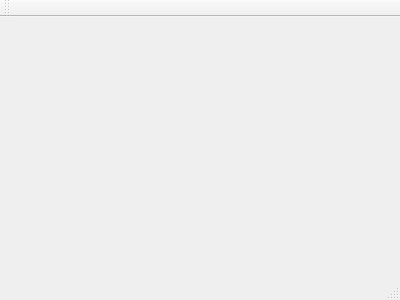
Above: mainwindow.ui from DanilCh/QtNotePad before the change. Below: the same form after it.
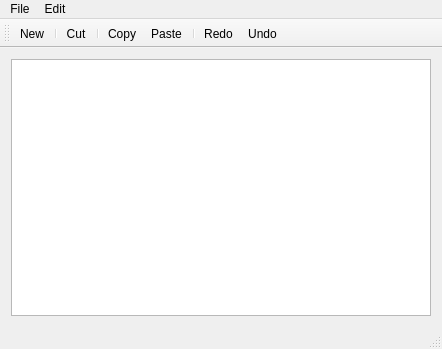
That is the form after the change. Icons and pictures are not drawn.

The edit to the form file:
```diff
--- a/mainwindow.ui
+++ b/mainwindow.ui
@@ -1,24 +1,156 @@
 <ui version="4.0">
  <class>MainWindow</class>
- <widget class="QMainWindow" name="MainWindow" >
-  <property name="geometry" >
+ <widget class="QMainWindow" name="MainWindow">
+  <property name="geometry">
    <rect>
     <x>0</x>
     <y>0</y>
-    <width>400</width>
-    <height>300</height>
+    <width>442</width>
+    <height>349</height>
    </rect>
   </property>
   <property name="windowTitle" >
    <string>MainWindow</string>
   </property>
-  <widget class="QMenuBar" name="menuBar" />
-  <widget class="QToolBar" name="mainToolBar" />
-  <widget class="QWidget" name="centralWidget" />
-  <widget class="QStatusBar" name="statusBar" />
+  <widget class="QWidget" name="centralWidget">
+   <layout class="QHBoxLayout" name="horizontalLayout">
+    <item>
+     <widget class="QTextEdit" name="textEdit"/>
+    </item>
+   </layout>
+  </widget>
+  <widget class="QMenuBar" name="menuBar">
+   <property name="geometry">
+    <rect>
+     <x>0</x>
+     <y>0</y>
+     <width>442</width>
+     <height>22</height>
+    </rect>
+   </property>
+   <widget class="QMenu" name="menuFile">
+    <property name="title">
+     <string>File</string>
+    </property>
+    <addaction name="actionNew"/>
+    <addaction name="actionOpen"/>
+    <addaction name="separator"/>
+    <addaction name="actionSave"/>
+    <addaction name="actionSave_As"/>
+   </widget>
+   <widget class="QMenu" name="menuEdit">
+    <property name="title">
+     <string>Edit</string>
+    </property>
+    <addaction name="actionCut"/>
+    <addaction name="actionCopy"/>
+    <addaction name="actionPaste"/>
+    <addaction name="separator"/>
+    <addaction name="actionRedo"/>
+    <addaction name="actionUndo"/>
+   </widget>
+   <addaction name="menuFile"/>
+   <addaction name="menuEdit"/>
+  </widget>
+  <widget class="QToolBar" name="mainToolBar">
+   <attribute name="toolBarArea">
+    <enum>TopToolBarArea</enum>
+   </attribute>
+   <attribute name="toolBarBreak">
+    <bool>false</bool>
+   </attribute>
+   <addaction name="actionNew"/>
+   <addaction name="separator"/>
+   <addaction name="actionCut"/>
+   <addaction name="separator"/>
+   <addaction name="actionCopy"/>
+   <addaction name="actionPaste"/>
+   <addaction name="separator"/>
+   <addaction name="actionRedo"/>
+   <addaction name="actionUndo"/>
+  </widget>
+  <widget class="QStatusBar" name="statusBar"/>
+  <action name="actionNew">
+   <property name="icon">
+    <iconset resource="resources.qrc">
+     <normaloff>:/rsc/add-documents.png</normaloff>:/rsc/add-documents.png</iconset>
+   </property>
+   <property name="text">
+    <string>New</string>
+   </property>
+  </action>
+  <action name="actionOpen">
+   <property name="icon">
+    <iconset resource="resources.qrc">
+     <normaloff>:/rsc/file-1.png</normaloff>:/rsc/file-1.png</iconset>
+   </property>
+   <property name="text">
+    <string>Open</string>
+   </property>
+  </action>
+  <action name="actionSave">
+   <property name="icon">
+    <iconset resource="resources.qrc">
+     <normaloff>:/rsc/save.png</normaloff>:/rsc/save.png</iconset>
+   </property>
+   <property name="text">
+    <string>Save</string>
+   </property>
+  </action>
+  <action name="actionSave_As">
+   <property name="text">
+    <string>Save As</string>
+   </property>
+  </action>
+  <action name="actionCut">
+   <property name="icon">
+    <iconset resource="resources.qrc">
+     <normaloff>:/rsc/cut.png</normaloff>:/rsc/cut.png</iconset>
+   </property>
+   <property name="text">
+    <string>Cut</string>
+   </property>
+  </action>
+  <action name="actionCopy">
+   <property name="icon">
+    <iconset resource="resources.qrc">
+     <normaloff>:/rsc/copy.png</normaloff>:/rsc/copy.png</iconset>
+   </property>
+   <property name="text">
+    <string>Copy</string>
+   </property>
+  </action>
+  <action name="actionPaste">
+   <property name="icon">
+    <iconset resource="resources.qrc">
+     <normaloff>:/rsc/paste-clipboard.png</normaloff>:/rsc/paste-clipboard.png</iconset>
+   </property>
+   <property name="text">
+    <string>Paste</string>
+   </property>
+  </action>
+  <action name="actionRedo">
+   <property name="icon">
+    <iconset resource="resources.qrc">
+     <normaloff>:/rsc/redo.png</normaloff>:/rsc/redo.png</iconset>
+   </property>
+   <property name="text">
+    <string>Redo</string>
+   </property>
+  </action>
+  <action name="actionUndo">
+   <property name="icon">
+    <iconset resource="resources.qrc">
+     <normaloff>:/rsc/undo.png</normaloff>:/rsc/undo.png</iconset>
+   </property>
+   <property name="text">
+    <string>Undo</string>
+   </property>
+  </action>
  </widget>
- <layoutDefault spacing="6" margin="11" />
- <pixmapfunction></pixmapfunction>
- <resources/>
+ <layoutdefault spacing="6" margin="11"/>
+ <resources>
+  <include location="resources.qrc"/>
+ </resources>
  <connections/>
 </ui>
```
Left out of the diff: 3 changed lines with no effect on the pictures.
